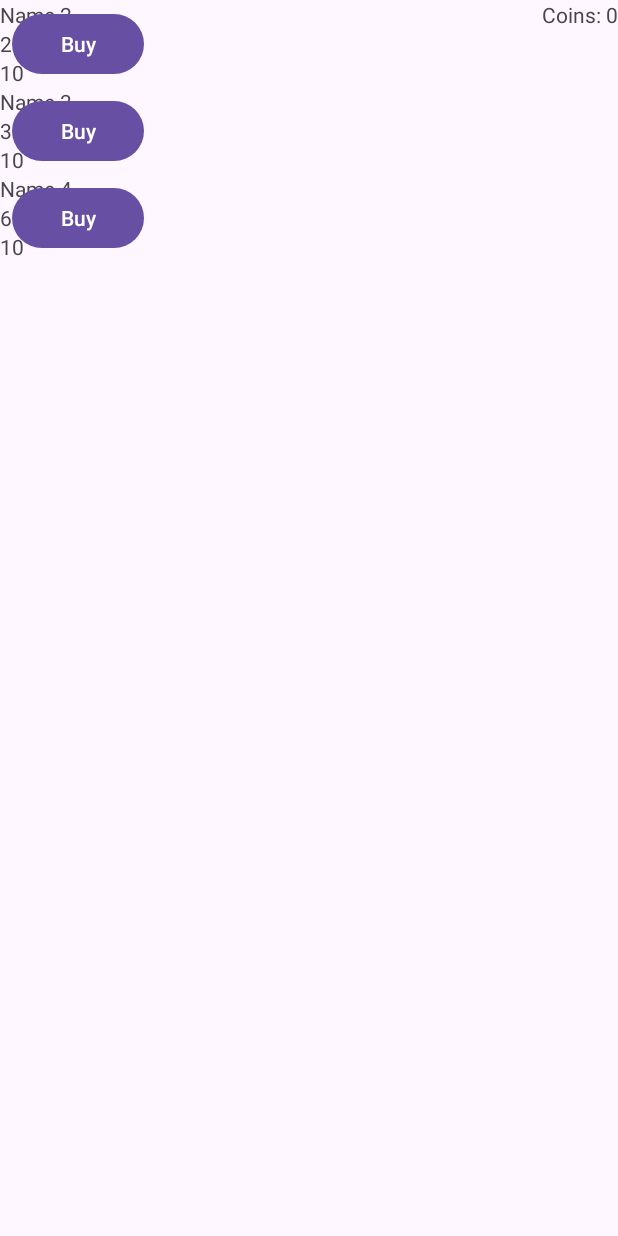
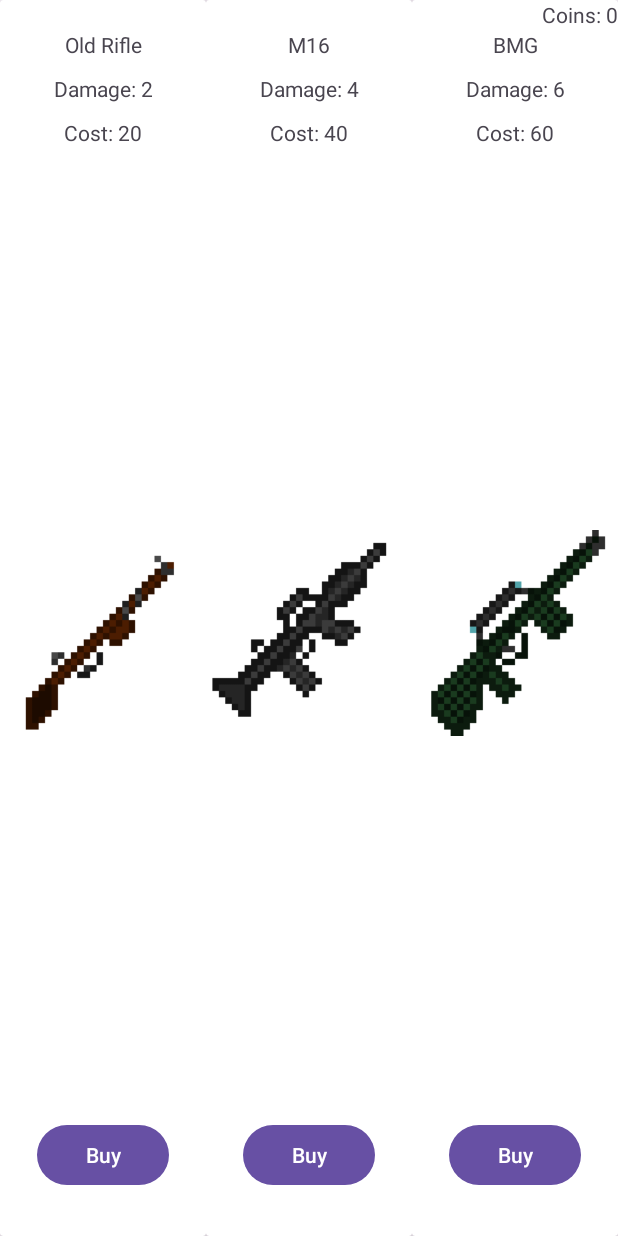
Before and after one commit to NikitunPVLK/Bob-The-Defender, an Android app: the fragment ShopFragment shown on its own in the app's theme, on a phone screen of 412 x 824 dp. Run offline under Robolectric (Android 15) with nearby library versions, the light colour scheme and no system bars.

Commit message:
Weapons added to shop. Coins fixed

```diff
--- a/app/src/main/java/com/example/bobthedefender/ui/fragments/ShopFragment.kt
+++ b/app/src/main/java/com/example/bobthedefender/ui/fragments/ShopFragment.kt
@@ -7,7 +7,8 @@ import android.view.View
 import android.view.ViewGroup
 import androidx.fragment.app.Fragment
 import androidx.lifecycle.ViewModelProvider
-import androidx.recyclerview.widget.LinearLayoutManager
+import androidx.recyclerview.widget.GridLayoutManager
+import androidx.recyclerview.widget.RecyclerView.ItemDecoration
 import com.example.bobthedefender.databinding.FragmentShopBinding
 import com.example.bobthedefender.ui.fragments.adapters.WeaponListAdapter
 import com.example.bobthedefender.ui.viewmodels.GameViewModel
@@ -52,10 +53,11 @@ class ShopFragment : Fragment() {
         }
         super.onViewCreated(view, savedInstanceState)
 
-        adapter = WeaponListAdapter(gameViewModel::onItemBought)
+        adapter = WeaponListAdapter(resources, gameViewModel::onItemBought)
 
         binding.weaponList.adapter = adapter
-        binding.weaponList.layoutManager = LinearLayoutManager(context)
+        binding.weaponList.layoutManager =
+            GridLayoutManager(context, 3)
 
         adapter.submitList(gameViewModel.catalog)
     }
--- a/app/src/main/java/com/example/bobthedefender/ui/fragments/adapters/WeaponListAdapter.kt
+++ b/app/src/main/java/com/example/bobthedefender/ui/fragments/adapters/WeaponListAdapter.kt
@@ -1,16 +1,20 @@
 package com.example.bobthedefender.ui.fragments.adapters
 
-import android.text.Html
+import android.content.res.Resources
 import android.view.LayoutInflater
-import android.view.View
 import android.view.ViewGroup
+import androidx.core.content.res.ResourcesCompat
 import androidx.recyclerview.widget.DiffUtil
 import androidx.recyclerview.widget.ListAdapter
 import androidx.recyclerview.widget.RecyclerView.ViewHolder
 import com.example.bobthedefender.databinding.WeaponListItemBinding
 import com.example.bobthedefender.ui.models.Weapon
 
-class WeaponListAdapter(private val onBuyClicked: (Weapon) -> Unit) : ListAdapter<Weapon, WeaponListAdapter.WeaponViewHolder>(DiffCallBack) {
+class WeaponListAdapter(
+    private val resources: Resources,
+    private val onBuyClicked: (Weapon) -> Unit
+) : ListAdapter<Weapon, WeaponListAdapter.WeaponViewHolder>(DiffCallBack) {
+
     override fun onCreateViewHolder(
         parent: ViewGroup,
         viewType: Int
@@ -21,6 +25,7 @@ class WeaponListAdapter(private val onBuyClicked: (Weapon) -> Unit) : ListAdapte
                 parent,
                 false
             ),
+            resources,
             onBuyClicked
         )
     }
@@ -32,6 +37,7 @@ class WeaponListAdapter(private val onBuyClicked: (Weapon) -> Unit) : ListAdapte
 
     class WeaponViewHolder(
         private var binding: WeaponListItemBinding,
+        private var resources: Resources,
         private val onBuyClicked: (Weapon) -> Unit
     ) : ViewHolder(binding.root) {
         fun bind(weapon: Weapon) {
@@ -39,6 +45,13 @@ class WeaponListAdapter(private val onBuyClicked: (Weapon) -> Unit) : ListAdapte
                 weaponName.text = weapon.name
                 weaponDamage.text = weapon.damage.toString()
                 weaponCost.text = weapon.cost.toString()
+                weaponImage.setImageDrawable(
+                    ResourcesCompat.getDrawable(
+                        resources,
+                        weapon.imageId,
+                        null
+                    )
+                )
                 buyButton.setOnClickListener {
                     onBuyClicked(weapon)
                 }
--- a/app/src/main/java/com/example/bobthedefender/ui/models/Weapon.kt
+++ b/app/src/main/java/com/example/bobthedefender/ui/models/Weapon.kt
@@ -1,3 +1,3 @@
 package com.example.bobthedefender.ui.models
 
-data class Weapon(val name: String, val damage: Int, val cost: Int)
+data class Weapon(val name: String, val damage: Int, val cost: Int = 0, val imageId: Int = 0)
--- a/app/src/main/java/com/example/bobthedefender/ui/viewmodels/GameViewModel.kt
+++ b/app/src/main/java/com/example/bobthedefender/ui/viewmodels/GameViewModel.kt
@@ -1,10 +1,12 @@
 package com.example.bobthedefender.ui.viewmodels
 
 import android.content.SharedPreferences
+import android.content.res.Resources
 import android.util.Log
 import androidx.lifecycle.LiveData
 import androidx.lifecycle.MutableLiveData
 import androidx.lifecycle.ViewModel
+import com.example.bobthedefender.R
 import com.example.bobthedefender.ui.models.Weapon
 
 class GameViewModel(private val sharedPreferences: SharedPreferences) : ViewModel() {
@@ -17,23 +19,26 @@ class GameViewModel(private val sharedPreferences: SharedPreferences) : ViewMode
 
     val catalog = mutableListOf(
         Weapon(
-            "Name 2",
+            "Old Rifle",
             2,
-            10
+            20,
+            R.drawable.old_rifle
         ),
         Weapon(
-            "Name 3",
-            3,
-            10
+            "M16",
+            4,
+            40,
+            R.drawable.m16
         ),
         Weapon(
-            "Name 4",
+            "BMG",
             6,
-            10
+            60,
+            R.drawable.bmg
         )
     )
 
-    private var currentWeapon: Weapon = Weapon("Name 1", 1, 0)
+    private var currentWeapon: Weapon = Weapon("Pistol", 1)
 
     val playersDamage: Int
         get() = currentWeapon.damage
@@ -44,7 +49,7 @@ class GameViewModel(private val sharedPreferences: SharedPreferences) : ViewMode
 
     fun saveCoins(amount: Int) {
         val editor = sharedPreferences.edit()
-        editor.putInt("coins", amount)
+        editor.putInt("coins", coins.value!!.plus(amount))
         editor.apply()
     }
 
--- a/app/src/main/res/layout/fragment_shop.xml
+++ b/app/src/main/res/layout/fragment_shop.xml
@@ -8,8 +8,11 @@
         android:id="@+id/weapon_list"
         android:layout_width="match_parent"
         android:layout_height="match_parent"
-        android:scrollbars="vertical"
-        app:layoutManager="androidx.recyclerview.widget.LinearLayoutManager">
+        android:scrollbars="horizontal"
+        android:orientation="horizontal"
+        app:layout_constraintStart_toStartOf="parent"
+        app:layout_constraintEnd_toEndOf="parent"
+        app:layoutManager="androidx.recyclerview.widget.GridLayoutManager">
 
     </androidx.recyclerview.widget.RecyclerView>
     <TextView
--- a/app/src/main/res/layout/weapon_list_item.xml
+++ b/app/src/main/res/layout/weapon_list_item.xml
@@ -1,40 +1,88 @@
 <?xml version="1.0" encoding="utf-8"?>
-<androidx.constraintlayout.widget.ConstraintLayout xmlns:android="http://schemas.android.com/apk/res/android"
+<androidx.cardview.widget.CardView xmlns:android="http://schemas.android.com/apk/res/android"
+    xmlns:app="http://schemas.android.com/apk/res-auto"
+    xmlns:tools="http://schemas.android.com/tools"
     android:layout_width="wrap_content"
-    android:layout_height="wrap_content"
-    xmlns:app="http://schemas.android.com/apk/res-auto">
+    android:layout_height="match_parent">
+
+    <androidx.constraintlayout.widget.ConstraintLayout
+        android:layout_width="wrap_content"
+        android:layout_height="match_parent">
 
         <TextView
             android:id="@+id/weapon_name"
             android:layout_width="wrap_content"
             android:layout_height="wrap_content"
+            android:layout_marginTop="20dp"
             android:text="NAME PLACEHOLDER"
-        app:layout_constraintTop_toTopOf="parent"
-        app:layout_constraintStart_toStartOf="parent" />
+            app:layout_constraintEnd_toEndOf="parent"
+            app:layout_constraintStart_toStartOf="parent"
+            app:layout_constraintTop_toTopOf="parent" />
+
+        <TextView
+            android:id="@+id/weapon_damage_label"
+            android:layout_width="wrap_content"
+            android:layout_height="wrap_content"
+            android:layout_marginTop="10dp"
+            android:text="Damage: "
+            app:layout_constraintEnd_toStartOf="@+id/weapon_damage"
+            app:layout_constraintHorizontal_bias="0.5"
+            app:layout_constraintHorizontal_chainStyle="packed"
+            app:layout_constraintStart_toStartOf="parent"
+            app:layout_constraintTop_toBottomOf="@id/weapon_name" />
 
         <TextView
             android:id="@+id/weapon_damage"
             android:layout_width="wrap_content"
             android:layout_height="wrap_content"
-        android:text="DAMAGE PLACEHOLDER"
-        app:layout_constraintTop_toBottomOf="@id/weapon_name"
-        app:layout_constraintStart_toStartOf="parent" />
+            android:layout_marginTop="10dp"
+            android:text="0"
+            app:layout_constraintEnd_toEndOf="parent"
+            app:layout_constraintHorizontal_bias="0.5"
+            app:layout_constraintStart_toEndOf="@+id/weapon_damage_label"
+            app:layout_constraintTop_toBottomOf="@id/weapon_name" />
+
+        <TextView
+            android:id="@+id/weapon_cost_label"
+            android:layout_width="wrap_content"
+            android:layout_height="wrap_content"
+            android:layout_marginTop="10dp"
+            android:text="Cost: "
+            app:layout_constraintEnd_toStartOf="@+id/weapon_cost"
+            app:layout_constraintHorizontal_bias="0.5"
+            app:layout_constraintHorizontal_chainStyle="packed"
+            app:layout_constraintStart_toStartOf="parent"
+            app:layout_constraintTop_toBottomOf="@id/weapon_damage" />
 
         <TextView
             android:id="@+id/weapon_cost"
             android:layout_width="wrap_content"
             android:layout_height="wrap_content"
-        android:text="COST PLACEHOLDER"
+            android:layout_marginTop="10dp"
+            android:text="0"
+            app:layout_constraintEnd_toEndOf="parent"
+            app:layout_constraintHorizontal_bias="0.5"
+            app:layout_constraintStart_toEndOf="@+id/weapon_cost_label"
+            app:layout_constraintTop_toBottomOf="@id/weapon_damage" />
+
+        <ImageView
+            android:id="@+id/weapon_image"
+            android:layout_width="wrap_content"
+            android:layout_height="wrap_content"
+            app:layout_constraintBottom_toTopOf="@+id/buy_button"
+            app:layout_constraintEnd_toEndOf="parent"
             app:layout_constraintStart_toStartOf="parent"
-        app:layout_constraintTop_toBottomOf="@id/weapon_damage"/>
+            app:layout_constraintTop_toBottomOf="@id/weapon_cost" />
 
         <com.google.android.material.button.MaterialButton
             android:id="@+id/buy_button"
             android:layout_width="wrap_content"
             android:layout_height="wrap_content"
+            android:layout_marginBottom="30dp"
             android:text="Buy"
-        app:layout_constraintStart_toEndOf="@id/weapon_damage"
-        app:layout_constraintTop_toTopOf="parent"
-        app:layout_constraintBottom_toBottomOf="parent"/>
+            app:layout_constraintBottom_toBottomOf="parent"
+            app:layout_constraintEnd_toEndOf="parent"
+            app:layout_constraintStart_toStartOf="parent" />
 
     </androidx.constraintlayout.widget.ConstraintLayout>
+</androidx.cardview.widget.CardView>
```
Also changed, not shown: app/src/main/res/drawable/bmg.png (added), app/src/main/res/drawable/m16.png (added), app/src/main/res/drawable/old_rifle.png (added). Lines whose indentation alone changed are shown as unchanged.
